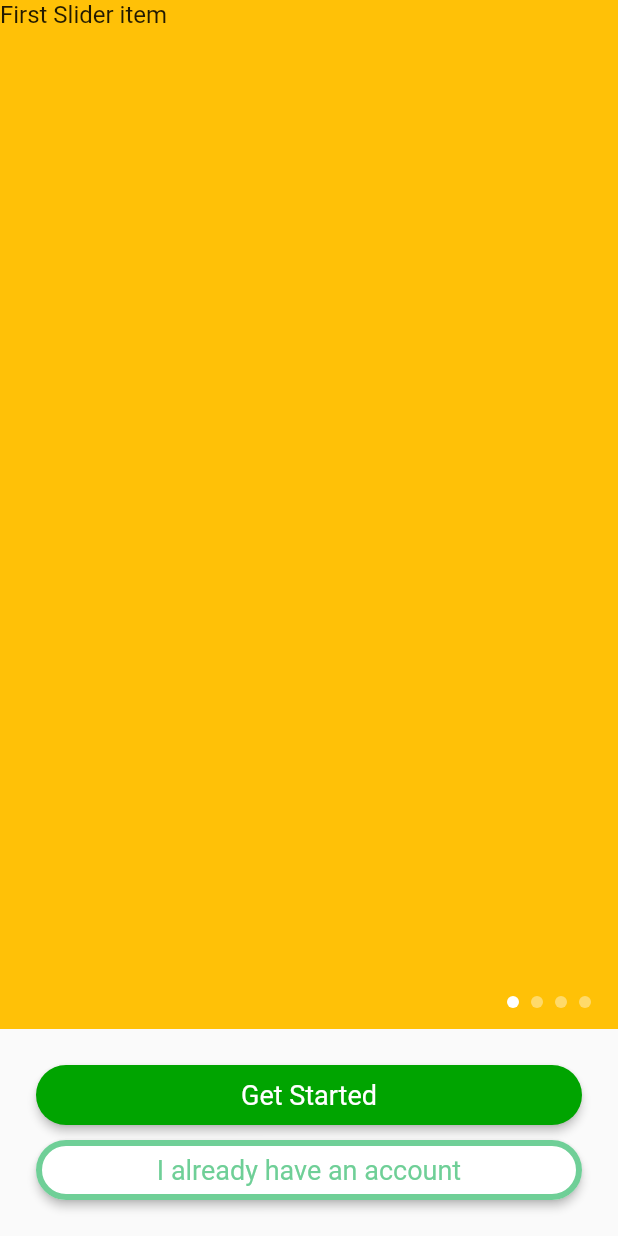
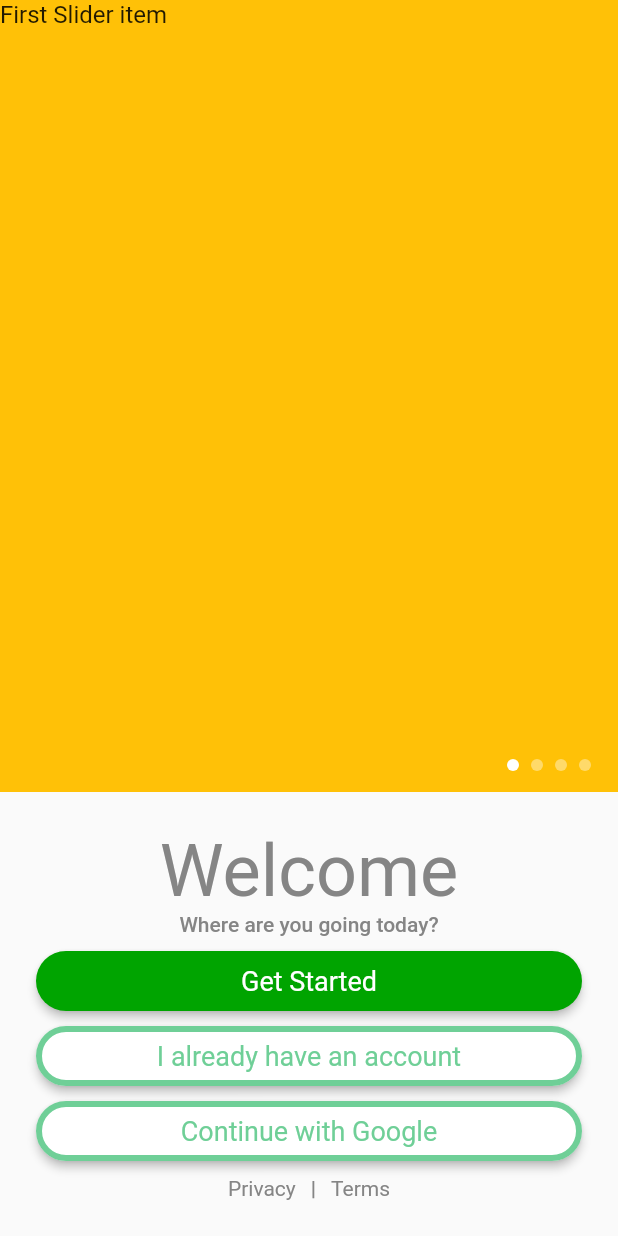
Before and after one commit to MitchFeaver/Commute2.0, a Flutter app: the screen it shows after launch, on a phone screen of 412 x 824 dp. Run offline on Flutter 3.47's test engine with Material 2 defaults, Android fonts, the phone set to English and light mode, and no system bars; drawn by our look-alikes of carousel_slider; generated files the repository leaves out were written again.

Commit message:
feat: Adding text values for welcome page, styling privacy and terms button

```diff
--- a/commute/lib/l10n/app_en.arb
+++ b/commute/lib/l10n/app_en.arb
@@ -1,7 +1,12 @@
 {
+  "continueWithGoogle": "Continue with Google",
   "getStarted": "Get Started",
   "@getStarted": {
     "description": "An invitation to start an app process"
   },
-  "iAlreadyHaveAnAccount": "I already have an account"
+  "iAlreadyHaveAnAccount": "I already have an account",
+  "privacy": "Privacy",
+  "terms": "Terms",
+  "welcome": "Welcome",
+  "whereAreYouGoingToday_QuestionMark": "Where are you going today?"
 }
--- a/commute/lib/theme/custom_colors.dart
+++ b/commute/lib/theme/custom_colors.dart
@@ -1,6 +1,7 @@
 import 'package:flutter/material.dart';
 
 class CustomColors {
+  static final defaultTextColor = const Color(0xFF858585);
   static final primaryColorLight = const Color(0xFF00A400);
   static final primaryOutlinedButtonColorLight = const Color(0xFF6FCF97);
 
--- a/commute/lib/theme/custom_theme.dart
+++ b/commute/lib/theme/custom_theme.dart
@@ -8,6 +8,12 @@ class CustomTheme {
     return ThemeData(
       primaryColor: CustomColors.primaryColorSwatchLight,
       accentColor: CustomColors.primaryColorLight,
+      textTheme: TextTheme(
+          bodyText1: TextStyle(color: CustomColors.defaultTextColor),
+          headline2: TextStyle(
+            color: CustomColors.defaultTextColor,
+            fontSize: 48,
+          )),
       textButtonTheme: new TextButtonThemeData(
         style: CustomButtons.primaryTextButtonStyle,
       ),
--- a/commute/lib/views/authentication/welcome_page.dart
+++ b/commute/lib/views/authentication/welcome_page.dart
@@ -1,5 +1,6 @@
 import 'package:carousel_slider/carousel_slider.dart';
 import 'package:commute/components/components.dart';
+import 'package:commute/theme/custom_colors.dart';
 import 'package:commute/views/main/main_page.dart';
 import 'package:flutter/material.dart';
 import 'package:flutter_gen/gen_l10n/app_localizations.dart';
@@ -19,6 +20,16 @@ class _WelcomePageState extends State<WelcomePage> {
     "Fourth Slider item"
   ];
   int _currentCarouselIndex = 0;
+  final ButtonStyle _privacyTermsTextButtonStyle = TextButton.styleFrom(
+      backgroundColor: Colors.transparent,
+      elevation: 0,
+      minimumSize: Size.zero,
+      padding: EdgeInsets.zero,
+      primary: CustomColors.defaultTextColor,
+      shape: RoundedRectangleBorder(borderRadius: BorderRadius.zero),
+      side: BorderSide.none,
+      tapTargetSize: MaterialTapTargetSize.shrinkWrap,
+      textStyle: TextStyle(color: CustomColors.defaultTextColor));
 
   void _onButtonPressed() {
     Navigator.pushReplacement(
@@ -69,7 +80,8 @@ class _WelcomePageState extends State<WelcomePage> {
                             vertical: 4.0, horizontal: 4.0),
                         decoration: BoxDecoration(
                             shape: BoxShape.circle,
-                              color: Colors.white.withOpacity(_currentCarouselIndex == entry.key ? 1 : 0.4)),
+                            color: Colors.white.withOpacity(
+                                _currentCarouselIndex == entry.key ? 1 : 0.4)),
                       );
                     }).toList(),
                   ),
@@ -83,6 +95,16 @@ class _WelcomePageState extends State<WelcomePage> {
             padding: EdgeInsets.all(24),
             child: Column(
               children: <Widget>[
+                Text(
+                  AppLocalizations.of(context).welcome,
+                  style: Theme.of(context).textTheme.headline2,
+                ),
+                Text(
+                  AppLocalizations.of(context)
+                      .whereAreYouGoingToday_QuestionMark,
+                  style: Theme.of(context).textTheme.bodyText1,
+                ),
+                SizedBox(height: 10),
                 SizedBox(
                   child: TextButton(
                     onPressed: _onButtonPressed,
@@ -95,11 +117,42 @@ class _WelcomePageState extends State<WelcomePage> {
                 SizedBox(
                   child: OutlinedButton(
                     onPressed: _onButtonPressed,
-                    child: Text(AppLocalizations.of(context).iAlreadyHaveAnAccount),
+                    child: Text(
+                        AppLocalizations.of(context).iAlreadyHaveAnAccount),
                   ),
                   height: 40,
                   width: double.infinity,
                 ),
+                SizedBox(height: 10),
+                // TODO: needs to match guidelines https://developers.google.com/identity/branding-guidelines
+                SizedBox(
+                  child: OutlinedButton(
+                    onPressed: _onButtonPressed,
+                    child:
+                        Text(AppLocalizations.of(context).continueWithGoogle),
+                  ),
+                  height: 40,
+                  width: double.infinity,
+                ),
+                SizedBox(height: 10),
+                Row(
+                  children: [
+                    TextButton(
+                      child: Text(AppLocalizations.of(context).privacy),
+                      onPressed: () {},
+                      style: _privacyTermsTextButtonStyle,
+                    ),
+                    SizedBox(width: 10),
+                    Text("|", style: Theme.of(context).textTheme.bodyText1),
+                    SizedBox(width: 10),
+                    TextButton(
+                      child: Text(AppLocalizations.of(context).terms),
+                      onPressed: () {},
+                      style: _privacyTermsTextButtonStyle,
+                    ),
+                  ],
+                  mainAxisAlignment: MainAxisAlignment.center,
+                )
               ],
             ),
           ),
```
Lines whose indentation alone changed are shown as unchanged.
